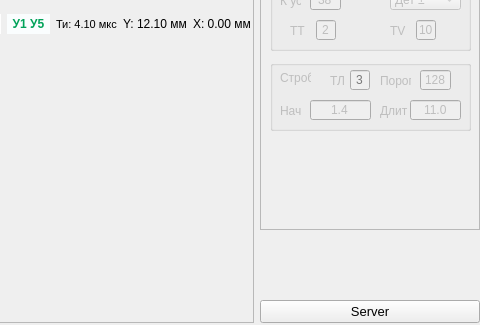
e543/ufd, file MainWindow.ui: the form before one commit; both pictures show x 359 to 839 and y 275 to 600 of the 839 by 600 pixel window.
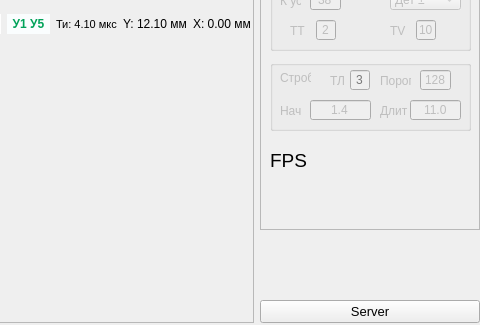
The form after the commit. Custom widgets are drawn as their Qt base class.

```diff
--- a/MainWindow.ui
+++ b/MainWindow.ui
@@ -2008,6 +2008,24 @@
               </item>
              </layout>
             </widget>
+            <widget class="QLabel" name="fpsLabel">
+             <property name="geometry">
+              <rect>
+               <x>10</x>
+               <y>410</y>
+               <width>47</width>
+               <height>41</height>
+              </rect>
+             </property>
+             <property name="font">
+              <font>
+               <pointsize>14</pointsize>
+              </font>
+             </property>
+             <property name="text">
+              <string>FPS</string>
+             </property>
+            </widget>
            </widget>
           </item>
           <item>
```
